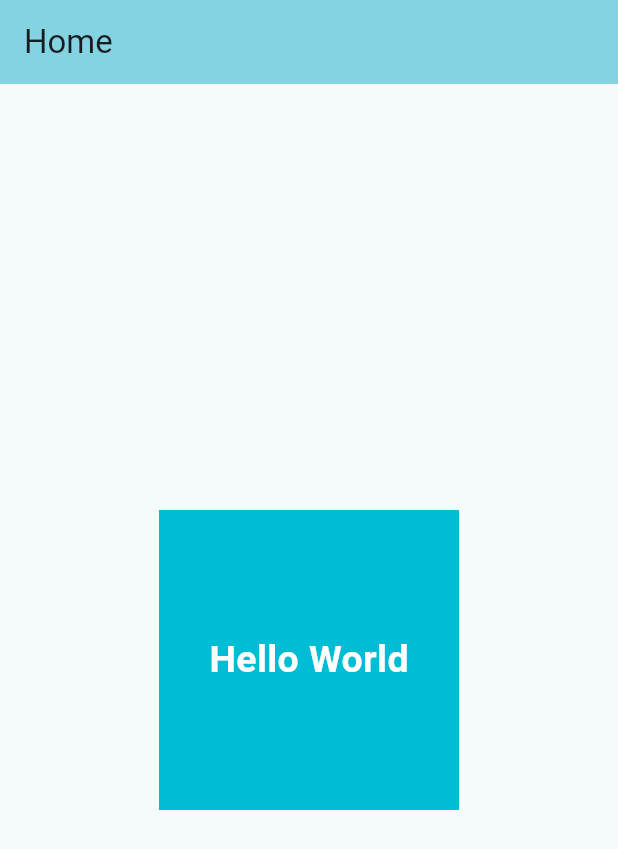
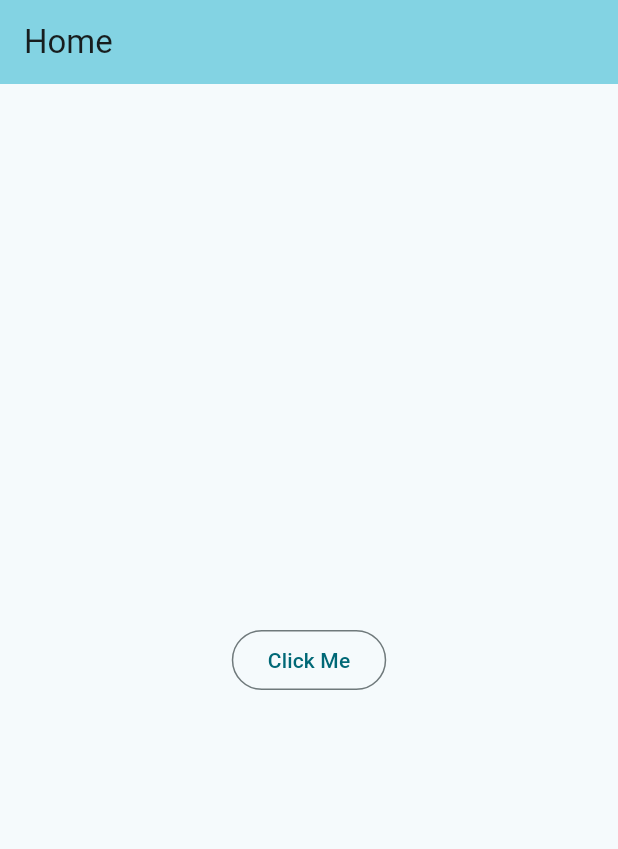
Before and after one commit to honeypathkar/Flutter-Practice-Project, a Flutter app: the screen it shows after launch, on a phone screen of 412 x 824 dp. Shown: the top 849 px of the screen. Run offline on Flutter 3.47's test engine with Material 3 defaults, Android fonts, the phone set to English and light mode, and no system bars.

Commit message:
Button and it's typed in Flutter

```diff
--- a/lib/main.dart
+++ b/lib/main.dart
@@ -38,7 +38,32 @@ class _MyHomePageState extends State<MyHomePage> {
           title: Text(widget.title),
         ),
         body: Center(
-          child: Container(
+          child: OutlinedButton(
+              onPressed: () {
+                // ignore: avoid_print
+                print('Outlined Button clicked');
+              },
+              child: const Text('Click Me')),
+          /* child: ElevatedButton(
+              onPressed: () {
+                // ignore: avoid_print
+                print('Elevated Button Clicked!');
+              },
+              child: const Text(
+                'Click Here',
+              )), */
+          /* child: TextButton(
+            onPressed: () {
+              // ignore: avoid_print
+              print("Button Presed");
+            },
+            child: const Text('Click me'),
+            onLongPress: () {
+              // ignore: avoid_print
+              print('Long Pressed');
+            },
+          ), */
+          /*  child: Container(
             width: 200,
             height: 200,
             color: Colors.cyan,
@@ -51,7 +76,7 @@ class _MyHomePageState extends State<MyHomePage> {
                     fontWeight: FontWeight.w600),
               ),
             ),
-          ),
+          ), */
         ));
   }
 }
```
